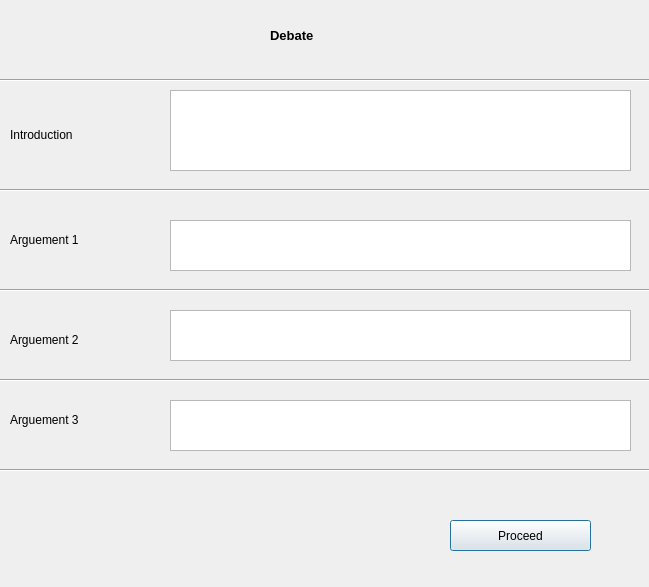
Old version of the form Debate.ui in the repository sidhiadkoli/flamingo.
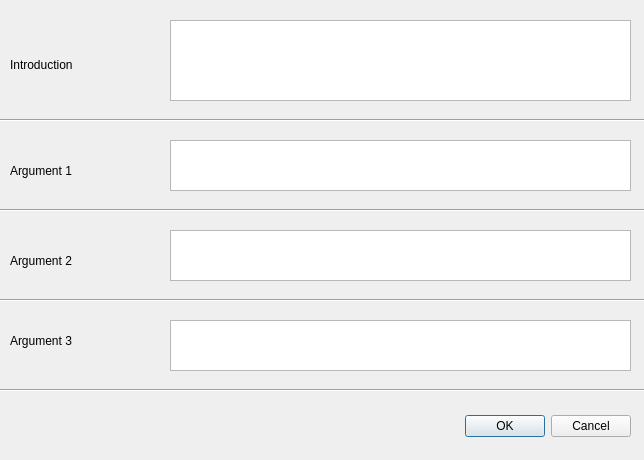
New version of the form.

Commit message: Minor bug fixes. Added debate, letter and readability

```diff
--- a/Debate.ui
+++ b/Debate.ui
@@ -6,35 +6,47 @@
    <rect>
     <x>0</x>
     <y>0</y>
-    <width>649</width>
-    <height>587</height>
+    <width>644</width>
+    <height>460</height>
    </rect>
   </property>
   <property name="windowTitle">
    <string>Dialog</string>
   </property>
-  <widget class="QTextEdit" name="arg1TextEdit">
+  <widget class="QDialogButtonBox" name="buttonBox">
    <property name="geometry">
     <rect>
-     <x>170</x>
-     <y>220</y>
-     <width>461</width>
-     <height>51</height>
+     <x>290</x>
+     <y>410</y>
+     <width>341</width>
+     <height>32</height>
     </rect>
    </property>
-   <property name="html">
-    <string>&lt;!DOCTYPE HTML PUBLIC &quot;-//W3C//DTD HTML 4.0//EN&quot; &quot;http://www.w3.org/TR/REC-html40/strict.dtd&quot;&gt;
-&lt;html&gt;&lt;head&gt;&lt;meta name=&quot;qrichtext&quot; content=&quot;1&quot; /&gt;&lt;style type=&quot;text/css&quot;&gt;
-p, li { white-space: pre-wrap; }
-&lt;/style&gt;&lt;/head&gt;&lt;body style=&quot; font-family:'MS Shell Dlg 2'; font-size:8.25pt; font-weight:400; font-style:normal;&quot;&gt;
-&lt;p style=&quot;-qt-paragraph-type:empty; margin-top:0px; margin-bottom:0px; margin-left:0px; margin-right:0px; -qt-block-indent:0; text-indent:0px; font-size:8pt;&quot;&gt;&lt;br /&gt;&lt;/p&gt;&lt;/body&gt;&lt;/html&gt;</string>
+   <property name="orientation">
+    <enum>Qt::Horizontal</enum>
+   </property>
+   <property name="standardButtons">
+    <set>QDialogButtonBox::Cancel|QDialogButtonBox::Ok</set>
+   </property>
+  </widget>
+  <widget class="QLabel" name="label_4">
+   <property name="geometry">
+    <rect>
+     <x>10</x>
+     <y>240</y>
+     <width>121</width>
+     <height>41</height>
+    </rect>
+   </property>
+   <property name="text">
+    <string>Argument 2</string>
    </property>
   </widget>
   <widget class="QTextEdit" name="introTextEdit">
    <property name="geometry">
     <rect>
      <x>170</x>
-     <y>90</y>
+     <y>20</y>
      <width>461</width>
      <height>81</height>
     </rect>
@@ -44,121 +56,20 @@
    <property name="geometry">
     <rect>
      <x>10</x>
-     <y>400</y>
+     <y>320</y>
      <width>131</width>
      <height>41</height>
     </rect>
    </property>
    <property name="text">
-    <string>&lt;html&gt;&lt;head/&gt;&lt;body&gt;&lt;p&gt;Arguement 3&lt;/p&gt;&lt;/body&gt;&lt;/html&gt;</string>
-   </property>
-  </widget>
-  <widget class="Line" name="line">
-   <property name="geometry">
-    <rect>
-     <x>0</x>
-     <y>70</y>
-     <width>651</width>
-     <height>20</height>
-    </rect>
-   </property>
-   <property name="orientation">
-    <enum>Qt::Horizontal</enum>
-   </property>
-  </widget>
-  <widget class="QLabel" name="label_4">
-   <property name="geometry">
-    <rect>
-     <x>10</x>
-     <y>320</y>
-     <width>121</width>
-     <height>41</height>
-    </rect>
-   </property>
-   <property name="text">
-    <string>&lt;html&gt;&lt;head/&gt;&lt;body&gt;&lt;p&gt;Arguement 2&lt;/p&gt;&lt;/body&gt;&lt;/html&gt;</string>
-   </property>
-  </widget>
-  <widget class="QLabel" name="label_2">
-   <property name="geometry">
-    <rect>
-     <x>10</x>
-     <y>120</y>
-     <width>111</width>
-     <height>31</height>
-    </rect>
-   </property>
-   <property name="text">
-    <string>&lt;html&gt;&lt;head/&gt;&lt;body&gt;&lt;p&gt;Introduction&lt;/p&gt;&lt;/body&gt;&lt;/html&gt;</string>
-   </property>
-  </widget>
-  <widget class="QLabel" name="label">
-   <property name="geometry">
-    <rect>
-     <x>270</x>
-     <y>20</y>
-     <width>111</width>
-     <height>31</height>
-    </rect>
-   </property>
-   <property name="text">
-    <string>&lt;html&gt;&lt;head/&gt;&lt;body&gt;&lt;p&gt;&lt;span style=&quot; font-size:10pt; font-weight:600;&quot;&gt;Debate&lt;/span&gt;&lt;/p&gt;&lt;/body&gt;&lt;/html&gt;</string>
-   </property>
-  </widget>
-  <widget class="QTextEdit" name="arg1TextEdit_2">
-   <property name="geometry">
-    <rect>
-     <x>170</x>
-     <y>400</y>
-     <width>461</width>
-     <height>51</height>
-    </rect>
-   </property>
-  </widget>
-  <widget class="Line" name="line_2">
-   <property name="geometry">
-    <rect>
-     <x>0</x>
-     <y>180</y>
-     <width>651</width>
-     <height>20</height>
-    </rect>
-   </property>
-   <property name="orientation">
-    <enum>Qt::Horizontal</enum>
-   </property>
-  </widget>
-  <widget class="QPushButton" name="proceedPushButton">
-   <property name="geometry">
-    <rect>
-     <x>450</x>
-     <y>520</y>
-     <width>141</width>
-     <height>31</height>
-    </rect>
-   </property>
-   <property name="text">
-    <string>Proceed</string>
-   </property>
-  </widget>
-  <widget class="Line" name="line_5">
-   <property name="geometry">
-    <rect>
-     <x>0</x>
-     <y>460</y>
-     <width>651</width>
-     <height>20</height>
-    </rect>
-   </property>
-   <property name="orientation">
-    <enum>Qt::Horizontal</enum>
+    <string>Argument 3</string>
    </property>
   </widget>
   <widget class="Line" name="line_4">
    <property name="geometry">
     <rect>
      <x>0</x>
-     <y>370</y>
+     <y>290</y>
      <width>651</width>
      <height>20</height>
     </rect>
@@ -171,30 +82,20 @@
    <property name="geometry">
     <rect>
      <x>10</x>
-     <y>220</y>
+     <y>150</y>
      <width>141</width>
      <height>41</height>
     </rect>
    </property>
    <property name="text">
-    <string>&lt;html&gt;&lt;head/&gt;&lt;body&gt;&lt;p&gt;Arguement 1&lt;/p&gt;&lt;/body&gt;&lt;/html&gt;</string>
-   </property>
-  </widget>
-  <widget class="QTextEdit" name="arg2TextEdit">
-   <property name="geometry">
-    <rect>
-     <x>170</x>
-     <y>310</y>
-     <width>461</width>
-     <height>51</height>
-    </rect>
+    <string>Argument 1</string>
    </property>
   </widget>
   <widget class="Line" name="line_3">
    <property name="geometry">
     <rect>
      <x>0</x>
-     <y>280</y>
+     <y>200</y>
      <width>651</width>
      <height>20</height>
     </rect>
@@ -203,6 +104,75 @@
     <enum>Qt::Horizontal</enum>
    </property>
   </widget>
+  <widget class="QLabel" name="label_2">
+   <property name="geometry">
+    <rect>
+     <x>10</x>
+     <y>50</y>
+     <width>111</width>
+     <height>31</height>
+    </rect>
+   </property>
+   <property name="text">
+    <string>&lt;html&gt;&lt;head/&gt;&lt;body&gt;&lt;p&gt;Introduction&lt;/p&gt;&lt;/body&gt;&lt;/html&gt;</string>
+   </property>
+  </widget>
+  <widget class="QTextEdit" name="arg3TextEdit">
+   <property name="geometry">
+    <rect>
+     <x>170</x>
+     <y>320</y>
+     <width>461</width>
+     <height>51</height>
+    </rect>
+   </property>
+  </widget>
+  <widget class="QTextEdit" name="arg2TextEdit">
+   <property name="geometry">
+    <rect>
+     <x>170</x>
+     <y>230</y>
+     <width>461</width>
+     <height>51</height>
+    </rect>
+   </property>
+  </widget>
+  <widget class="Line" name="line_5">
+   <property name="geometry">
+    <rect>
+     <x>0</x>
+     <y>380</y>
+     <width>651</width>
+     <height>20</height>
+    </rect>
+   </property>
+   <property name="orientation">
+    <enum>Qt::Horizontal</enum>
+   </property>
+  </widget>
+  <widget class="Line" name="line_2">
+   <property name="geometry">
+    <rect>
+     <x>0</x>
+     <y>110</y>
+     <width>651</width>
+     <height>20</height>
+    </rect>
+   </property>
+   <property name="orientation">
+    <enum>Qt::Horizontal</enum>
+   </property>
+  </widget>
+  <widget class="QTextEdit" name="arg1TextEdit">
+   <property name="geometry">
+    <rect>
+     <x>170</x>
+     <y>140</y>
+     <width>461</width>
+     <height>51</height>
+    </rect>
+   </property>
+  </widget>
  </widget>
  <resources/>
  <connections/>
```
Left out of the diff: 35 changed lines with no effect on the pictures. The commit also changes 8 other files.
